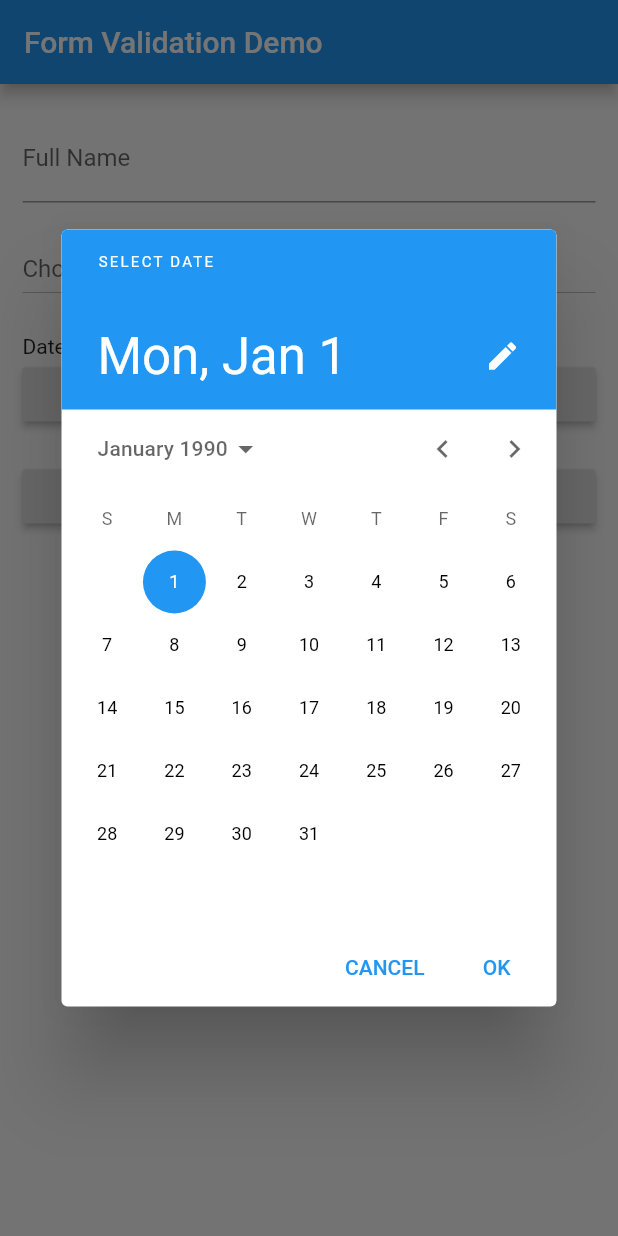
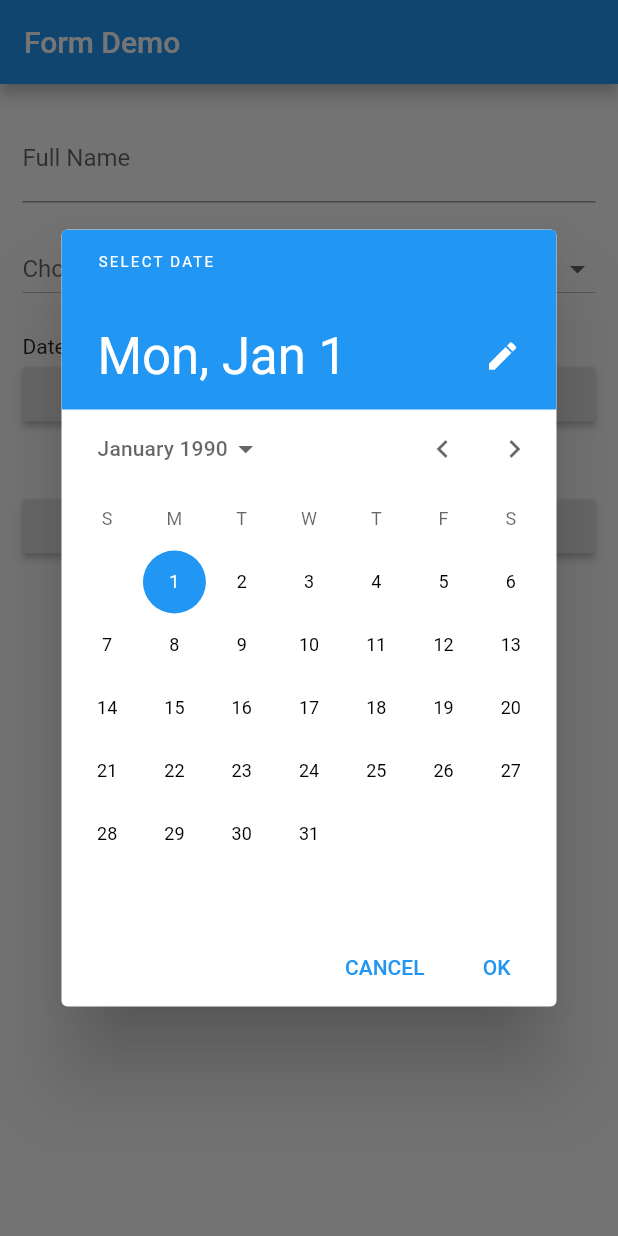
Before and after one commit to Vicdd/sa, a Flutter app: the screen it shows after launch, after a tap on "Date of Birth", on a phone screen of 412 x 824 dp. Run offline on Flutter 3.47's test engine with Material 2 defaults, Android fonts, the phone set to English and light mode, and no system bars.

Commit message:
Changes to variables and text formatting

```diff
--- a/lib/main.dart
+++ b/lib/main.dart
@@ -5,7 +5,7 @@ void main() => runApp(MyApp());
 class MyApp extends StatelessWidget {
   @override
   Widget build(BuildContext context) {
-    final appTitle = 'Form Validation Demo';
+    final appTitle = 'Form Demo';
 
     return MaterialApp(
       title: 'Flutter Demo',
@@ -20,6 +20,14 @@ class MyApp extends StatelessWidget {
       ),
     );
   }
+}
+
+class FormData {
+  String personName;
+  String jobName;
+  int personAge;
+
+  FormData(this.personName, this.jobName, this.personAge);
 }
 
 class MyHomePage extends StatefulWidget {
@@ -39,7 +47,7 @@ class _MyHomePageState extends State<MyHomePage> {
     'Profissional de RH'
   ];
 
-  String _date = "01 - 01 - 01";
+  DateTime _date = DateTime.now();
 
   Future<void> _selectDate(BuildContext context) async {
     final DateTime picked = await showDatePicker(
@@ -49,15 +57,34 @@ class _MyHomePageState extends State<MyHomePage> {
       lastDate: DateTime.now(),
     );
     if (picked != null && picked != _date)
-      setState(() {_date = "${picked.month} - ${picked.day} - ${picked.year}";});
+      setState(() {_date = picked;});
   }
 
   final _nameController = TextEditingController();
 
+  int calculateAge(DateTime _date) {
+    var age;
+    DateTime now = DateTime.now();
+
+    age = now.year - _date.year;
+    if (now.month < _date.month) {
+      age--;
+    } else if (now.month == _date.month) {
+      if (now.day < _date.day) {
+        age--;
+      }
+    }
+
+    return age;
+  }
+
   void _sendDataToSecondScreen(BuildContext context) {
+    var age = calculateAge(_date);
+    final data = FormData(_nameController.text, selectedType, age);
+
     Navigator.push(
         context,
-        MaterialPageRoute(builder: (context) => SecondScreen(list: [_nameController.text, selectedType, _date.toString()]))
+        MaterialPageRoute(builder: (context) => SecondScreen(data : data))
     );
   }
 
@@ -94,24 +121,26 @@ class _MyHomePageState extends State<MyHomePage> {
                   });
                 },
                 value: selectedType,
-                isExpanded: false,
+                isExpanded: true,
                 hint: Text(
                   'Choose Job',
                 ),
               ),
               SizedBox(height: 20.0),
-              Text('Date selected: $_date'),
+              Text('Date selected: ${_date.day}/${_date.month}/${_date.year}'),
               RaisedButton(
                 child: Text('Date of Birth'),
                 onPressed: (){
                   _selectDate(context);
                 }
               ),
-              SizedBox(height: 20.0),
+              SizedBox(height: 40.0),
               RaisedButton(
                 child: Text('Submit'),
                 onPressed: (){
-                  _sendDataToSecondScreen(context);
+                  if (_formKeyValue.currentState.validate()) {
+                    _sendDataToSecondScreen(context);
+                  }
                 }
               ),
             ],
@@ -122,9 +151,9 @@ class _MyHomePageState extends State<MyHomePage> {
 }
 
 class SecondScreen extends StatelessWidget {
-  final List list;
+  final FormData data;
 
-  SecondScreen({Key key, @required this.list}) : super(key: key);
+  SecondScreen({Key key, @required this.data}) : super(key: key);
 
   @override
   Widget build(BuildContext context) {
@@ -135,11 +164,11 @@ class SecondScreen extends StatelessWidget {
           padding: const EdgeInsets.symmetric(horizontal: 15.0),
           children: <Widget>[
             SizedBox(height: 20.0),
-            Text(list[0]),
+            Text(data.personName),
             SizedBox(height: 20.0),
-            Text(list[1]),
+            Text(data.jobName),
             SizedBox(height: 20.0),
-            Text(list[2])
+            Text(data.personAge.toString() + ' anos')
           ]
         )
       ),
```
